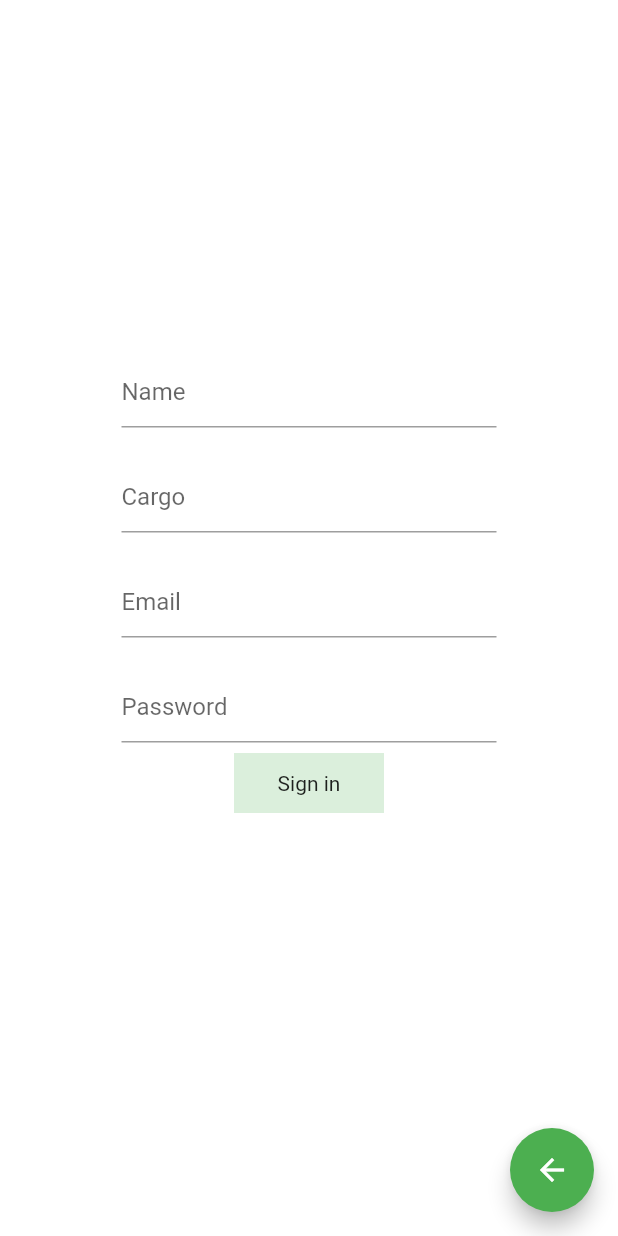
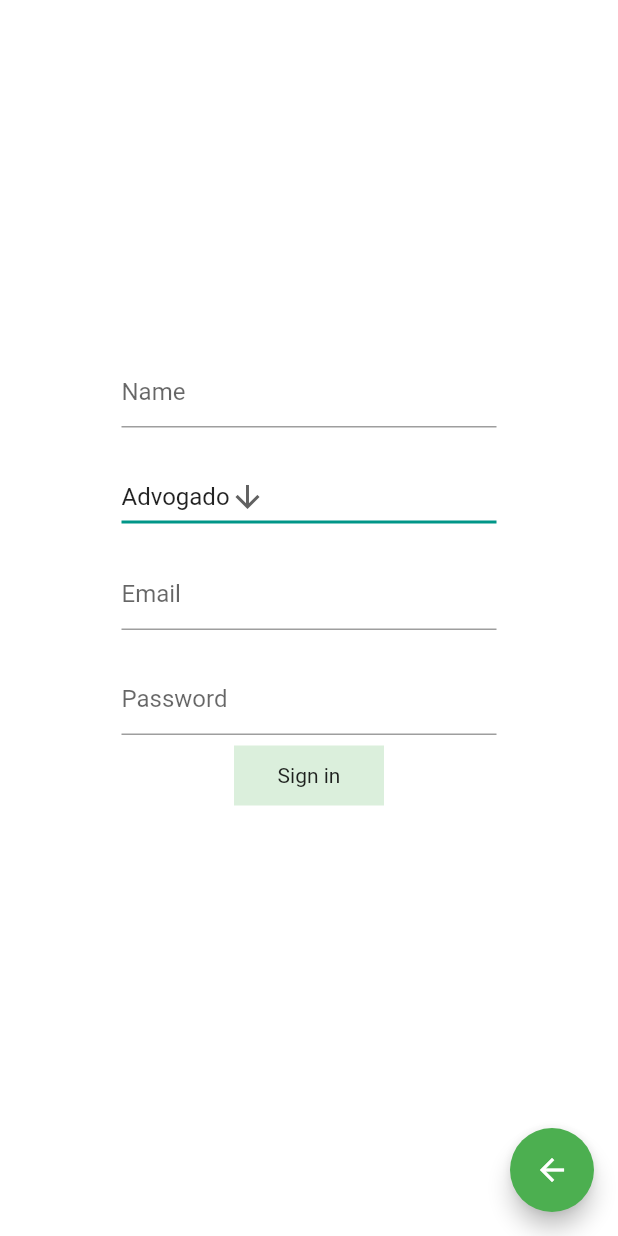
Before and after one commit to Garrike/sistema_advocacia, a Flutter app: the screen it shows after launch, after a tap on the "create" icon, on a phone screen of 412 x 824 dp. Run offline on Flutter 3.47's test engine with Material 2 defaults, Android fonts, the phone set to English and light mode, and no system bars; our stand-ins replace firebase_auth, toast; accounts and stored records are empty.

Commit message:
Arrumando o registro

```diff
--- a/lib/register_screen.dart
+++ b/lib/register_screen.dart
@@ -9,7 +9,7 @@ class RegisterPage extends StatefulWidget {
 }
 
 class _RegisterPageState extends State<RegisterPage> {
-  String email, password, name, cargo;
+  String email, password, name, cargo, dropdownValue = 'Advogado';
 
   final formKey = new GlobalKey<FormState>();
 
@@ -61,16 +61,41 @@ class _RegisterPageState extends State<RegisterPage> {
                       ),
                     ),
                     Padding(
-                      padding: EdgeInsets.only(left: 25, right: 25, bottom: 20),
+                      padding: EdgeInsets.only(left: 25, right: 25, bottom: 15),
                       child: Container(
                         height: 50,
-                        child: TextFormField(
-                          decoration: InputDecoration(hintText: "Cargo"),
-                          validator: (value) => value.isEmpty ? 'Cargo is required' : null,
-                          onChanged: (value) {
-                            this.cargo = value;
+                        width: 250,
+                        child: DropdownButton<String>(
+                          value: dropdownValue,
+                          icon: Icon(Icons.arrow_downward),
+                          iconSize: 24,
+                          elevation: 16,
+                          underline: Container(
+                            height: 2,
+                            color: Colors.teal,
+                          ),
+                          onChanged: (String newValue) {
+                            setState(() {
+                              dropdownValue = newValue;
+                              this.cargo = newValue;
+                            });
                           },
+                          items: <String>['Advogado', 'Estagiário']
+                            .map<DropdownMenuItem<String>>((String value) {
+                              return DropdownMenuItem<String>(
+                                value: value,
+                                child: Center(child: Text(value)),
+                              );
+                            })
+                            .toList(),
                         ),
+                        // child: TextFormField(
+                        //   decoration: InputDecoration(hintText: "Cargo"),
+                        //   validator: (value) => value.isEmpty ? 'Cargo is required' : null,
+                        //   onChanged: (value) {
+                        //     this.cargo = value;
+                        //   },
+                        // ),
                       ),
                     ),
                     Padding(
```
Also changed, not shown: lib/auth_service.dart (+60 -15 lines), lib/home_screen.dart (+24 -15 lines).
